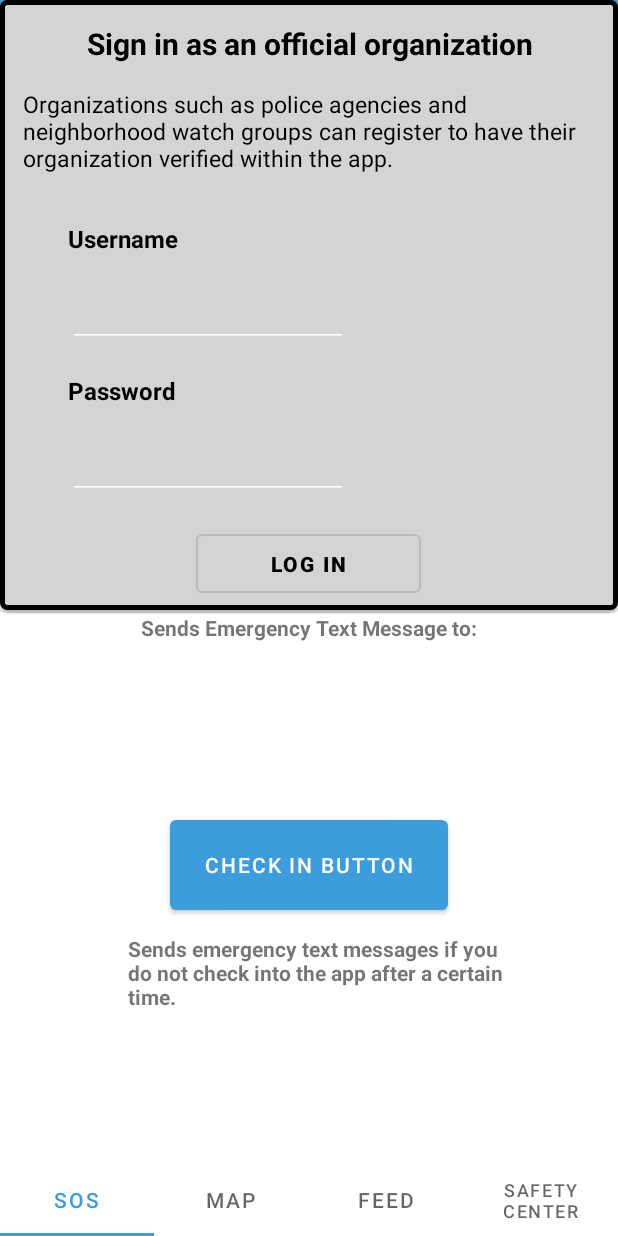
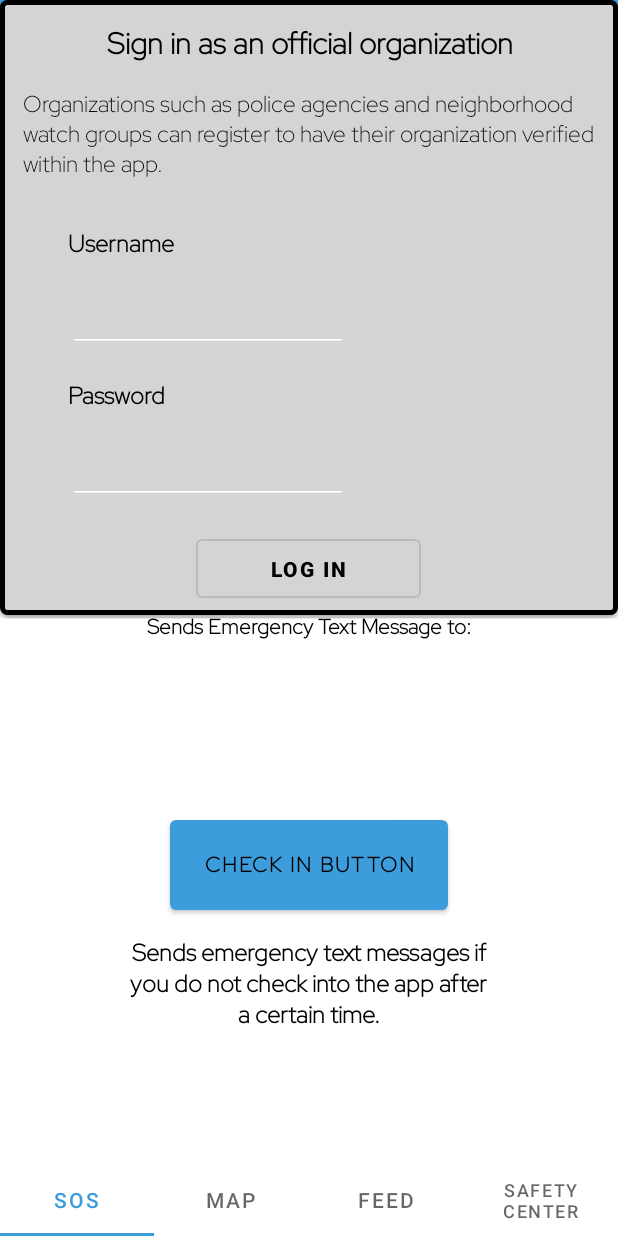
Before and after one commit to otaylor2023/Hermes, an Android app: the screen it shows after launch (TabbedActivity), after a tap on "SIGN IN", on a phone screen of 412 x 824 dp. Run offline under Robolectric (Android 15) with nearby library versions, the phone set to English and light mode, and no system bars; our stand-ins replace Firebase (no records; nobody signed in at launch, a user with empty details on screens opened directly); 2 statements that could not run were skipped.

Commit message:
Font changes

```diff
--- a/app/src/main/res/layout/activity_new_contact.xml
+++ b/app/src/main/res/layout/activity_new_contact.xml
@@ -15,6 +15,7 @@
         android:layout_marginTop="32dp"
         android:text="New Contact"
         android:textColor="@android:color/black"
+        android:fontFamily="@font/redhat"
         android:textSize="24sp" />
 
     <!--EditText to take the data from the user
@@ -29,6 +30,7 @@
         android:layout_marginEnd="16dp"
         android:hint="Contact Name"
         android:minHeight="48dp"
+        android:fontFamily="@font/redhat"
         android:padding="10dp" />
 
     <!--EditText to take the data from the user and
@@ -43,6 +45,7 @@
         android:layout_marginEnd="16dp"
         android:hint="Contact Number"
         android:minHeight="48dp"
+        android:fontFamily="@font/redhat"
         android:padding="10dp" />
 
     <EditText
@@ -63,12 +66,14 @@
         android:layout_height="wrap_content"
         android:layout_marginTop="250dp"
         android:layout_marginEnd="8dp"
+        android:fontFamily="@font/redhat"
         android:text="Save Emergency Contact" />
 
     <ImageView
         android:layout_width="wrap_content"
         android:layout_height="wrap_content"
         android:id="@+id/bt_cancel"
+
         android:src="@drawable/ic_baseline_cancel_24"/>
 
 </RelativeLayout>
--- a/app/src/main/res/layout/activity_tabs.xml
+++ b/app/src/main/res/layout/activity_tabs.xml
@@ -38,6 +38,7 @@
                 android:layout_height="match_parent"
                 android:layout_marginHorizontal="5dp"
                 android:layout_marginVertical="5dp"
+                android:fontFamily="@font/redhat"
                 android:gravity="center|center_horizontal|center_vertical"
                 android:text="sign in" />
 
--- a/app/src/main/res/layout/fragment_s_o_s.xml
+++ b/app/src/main/res/layout/fragment_s_o_s.xml
@@ -2,6 +2,7 @@
 <androidx.constraintlayout.widget.ConstraintLayout xmlns:android="http://schemas.android.com/apk/res/android"
     xmlns:app="http://schemas.android.com/apk/res-auto"
     xmlns:tools="http://schemas.android.com/tools"
+
     android:layout_width="match_parent"
     android:layout_height="match_parent"
     android:onClick="tttt"
@@ -11,22 +12,27 @@
 
     <TextView
         android:id="@+id/textView7"
+        style="@style/crime_label_styles"
         android:layout_width="262dp"
         android:layout_height="104dp"
+        android:fontFamily="@font/redhat"
         android:text="Sends a fake call to your phone for safety \n in dangerous areas."
         android:textStyle="bold"
         app:layout_constraintBottom_toBottomOf="parent"
         app:layout_constraintEnd_toEndOf="parent"
-        app:layout_constraintHorizontal_bias="0.57"
+        app:layout_constraintHorizontal_bias="0.496"
         app:layout_constraintStart_toStartOf="parent"
         app:layout_constraintTop_toTopOf="parent"
-        app:layout_constraintVertical_bias="0.92" />
+
+        app:layout_constraintVertical_bias="0.889" />
 
     <Button
         android:id="@+id/panicButton"
+        style="@style/crime_label_styles"
         android:layout_width="185dp"
         android:layout_height="72dp"
-        android:text="Panic Button"
+        android:fontFamily="@font/redhat"
+        android:text="PANIC BUTTON"
         app:layout_constraintBottom_toTopOf="@+id/messageButton"
         app:layout_constraintEnd_toEndOf="parent"
         app:layout_constraintStart_toStartOf="parent"
@@ -35,10 +41,13 @@
 
     <Button
         android:id="@+id/messageButton"
+        style="@style/crime_label_styles"
         android:layout_width="185dp"
         android:layout_height="72dp"
         android:layout_marginBottom="152dp"
-        android:text="Message Button"
+        android:fontFamily="@font/redhat"
+        android:text="MESSAGE BUTTON"
+        android:textStyle="bold"
         app:layout_constraintBottom_toBottomOf="parent"
         app:layout_constraintEnd_toEndOf="parent"
         app:layout_constraintStart_toStartOf="parent"
@@ -50,7 +59,10 @@
         android:layout_width="185dp"
         android:layout_height="72dp"
         android:layout_marginBottom="116dp"
+        android:fontFamily="@font/redhat"
         android:text="Check In Button"
+        android:textColor="#000000"
+        android:textStyle="bold"
         app:layout_constraintBottom_toBottomOf="parent"
         app:layout_constraintEnd_toEndOf="parent"
         app:layout_constraintStart_toStartOf="parent"
@@ -61,7 +73,9 @@
         android:id="@+id/textView5"
         android:layout_width="wrap_content"
         android:layout_height="wrap_content"
+        android:fontFamily="@font/redhat"
         android:text="Calls 911 \n Sends Emergency Messages to: \n 1. \n 2. \n 3."
+        android:textColor="#000000"
         android:textStyle="bold"
         app:layout_constraintBottom_toBottomOf="parent"
         app:layout_constraintEnd_toEndOf="parent"
@@ -74,7 +88,9 @@
         android:id="@+id/textView6"
         android:layout_width="wrap_content"
         android:layout_height="wrap_content"
+        android:fontFamily="@font/redhat"
         android:text="Sends Emergency Messages to: \n 1. \n 2. \n 3."
+        android:textColor="#000000"
         android:textStyle="bold"
         app:layout_constraintBottom_toBottomOf="parent"
         app:layout_constraintEnd_toEndOf="parent"
--- a/app/src/main/res/layout/fragment_safety_center.xml
+++ b/app/src/main/res/layout/fragment_safety_center.xml
@@ -12,12 +12,14 @@
         android:layout_width="match_parent"
         android:layout_height="wrap_content"
         android:orientation="horizontal"
+
         android:layout_marginTop="8dp" >
 
         <Button
             android:layout_width="wrap_content"
             android:layout_height="wrap_content"
             android:layout_weight="1"
+            android:fontFamily="@font/redhat"
             android:id="@+id/bt_add"
             android:text="Add Emergency Contact" />
 
--- a/app/src/main/res/layout/list_row_main.xml
+++ b/app/src/main/res/layout/list_row_main.xml
@@ -16,6 +16,7 @@
             android:layout_height="wrap_content"
             android:layout_weight="1"
             android:id="@+id/text_view"
+            android:fontFamily="@font/redhat"
             android:textSize="14sp"/>
 
         <ImageView
--- a/app/src/main/res/values-night/themes.xml
+++ b/app/src/main/res/values-night/themes.xml
@@ -11,6 +11,7 @@
         <item name="colorOnSecondary">@color/black</item>
         <!-- Status bar color. -->
         <item name="android:statusBarColor" tools:targetApi="l">?attr/colorPrimaryVariant</item>
+        <item name="android:fontFamily">@font/redhat</item>
         <!-- Customize your theme here. -->
     </style>
 </resources>
--- a/app/src/main/res/values/label_styles.xml
+++ b/app/src/main/res/values/label_styles.xml
@@ -13,6 +13,7 @@
         <item name="android:textStyle">bold</item>
         <item name="android:minHeight">48dp</item>
         <item name="android:layout_width">139dp</item>
+        <item name="android:fontFamily">@font/redhat</item>
     </style>
 
     <dimen name="signInEdge">40dp</dimen>
--- a/app/src/main/res/values/themes.xml
+++ b/app/src/main/res/values/themes.xml
@@ -23,4 +23,5 @@
 
     <style name="Theme.Hermesbuild.PopupOverlay" parent="ThemeOverlay.AppCompat.Light" />
 
+
 </resources>
```
